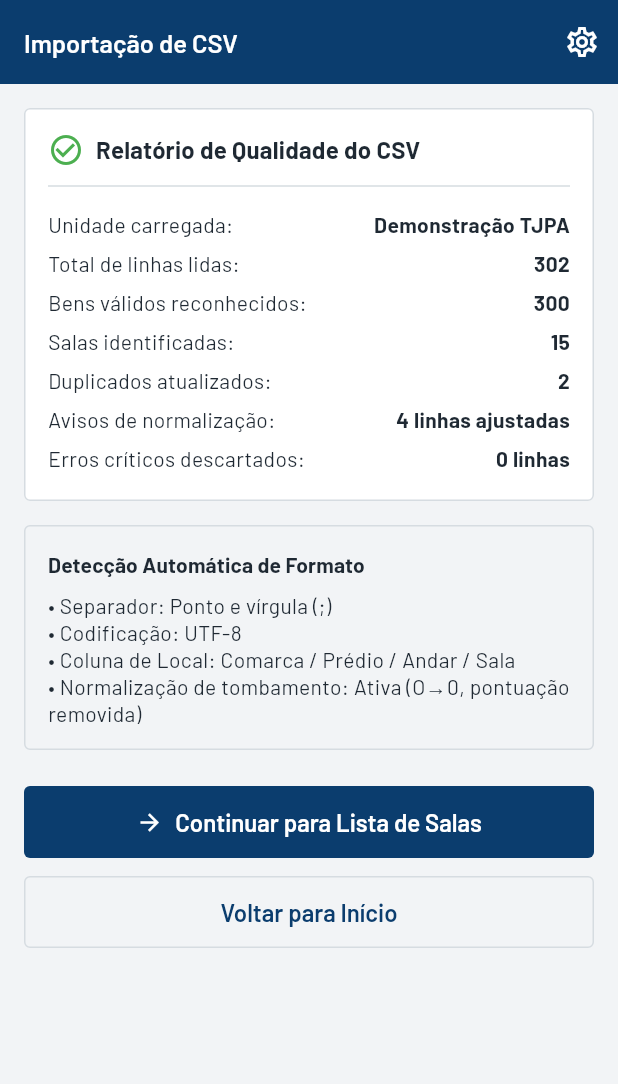
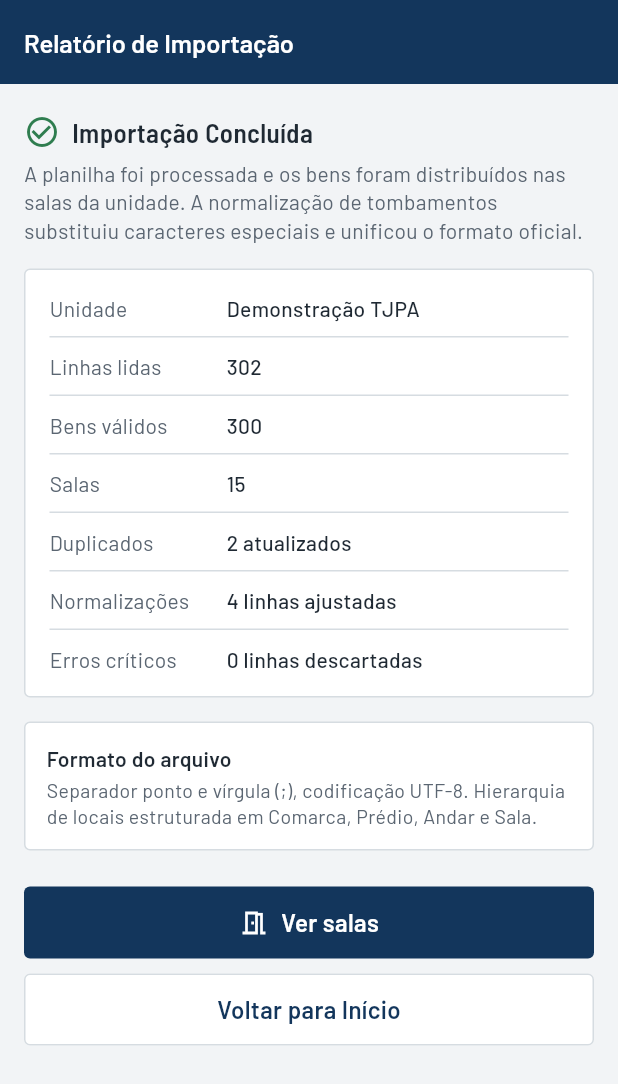
Before and after one commit to cyberchristian92/Tombox, a Flutter app: the ImportacaoScreen screen opened by its route, on a phone screen of 412 x 824 dp. Shown: the top 1084 px of the screen. Run offline on Flutter 3.47's test engine with Material 3 defaults, Android fonts, the phone set to English and light mode, and no system bars; our stand-ins replace camera, csv, drift, drift_flutter, file_picker, flutter_image_compress and 7 more; missing offline and left inert: cryptography, google_mlkit_barcode_scanning, google_mlkit_commons, google_mlkit_image_labeling, google_mlkit_text_recognition, nsd; accounts and stored records are empty; generated files the repository leaves out were written again.

Commit message:
app: revisão visual do bloco A

```diff
--- a/app/lib/data/importacao/importacao_service.dart
+++ b/app/lib/data/importacao/importacao_service.dart
@@ -3,6 +3,8 @@ import 'package:flutter_riverpod/flutter_riverpod.dart';
 import '../../domain/importacao/csv_importer.dart';
 import '../../domain/importacao/relatorio_importacao.dart';
 import '../local/database_provider.dart';
+import '../local/perfil_provider.dart';
+import '../local/queries_provider.dart';
 
 class ImportacaoState {
   final bool processando;
@@ -53,6 +55,10 @@ class ImportacaoService extends Notifier<ImportacaoState> {
         salasConferencia: dados.salas,
       );
 
+      // Define a unidade ativa e perfil de demonstração
+      ref.read(unidadeAtivaIdProvider.notifier).state = dados.unidade.id.value;
+      ref.read(perfilProvider.notifier).carregarPerfilDemonstracao();
+
       state = state.copyWith(
         processando: false,
         relatorioAtivo: dados.relatorio,
@@ -85,6 +91,9 @@ class ImportacaoService extends Notifier<ImportacaoState> {
         salasConferencia: dados.salas,
       );
 
+      // Define a unidade ativa
+      ref.read(unidadeAtivaIdProvider.notifier).state = dados.unidade.id.value;
+
       state = state.copyWith(
         processando: false,
         relatorioAtivo: dados.relatorio,
--- a/app/lib/features/importacao/screens/importacao_screen.dart
+++ b/app/lib/features/importacao/screens/importacao_screen.dart
@@ -1,7 +1,9 @@
 import 'package:flutter/material.dart';
 import 'package:flutter_riverpod/flutter_riverpod.dart';
 import 'package:go_router/go_router.dart';
-import '../../../core/widgets/app_scaffold.dart';
+import '../../../core/theme/app_tokens.dart';
+import '../../../core/widgets/botao_principal.dart';
+import '../../../core/widgets/lista_dados.dart';
 import '../../../data/importacao/importacao_service.dart';
 
 class ImportacaoScreen extends ConsumerWidget {
@@ -10,188 +12,144 @@ class ImportacaoScreen extends ConsumerWidget {
   @override
   Widget build(BuildContext context, WidgetRef ref) {
     final theme = Theme.of(context);
+    final isDark = theme.brightness == Brightness.dark;
     final importState = ref.watch(importacaoProvider);
     final relatorio = importState.relatorioAtivo;
 
-    return AppScaffold(
-      title: 'Importação de CSV',
-      body: SingleChildScrollView(
-        padding: const EdgeInsets.all(16.0),
+    final corFundoBloco = isDark ? AppTokens.brancoEscuro : AppTokens.branco;
+    final corBorda = isDark ? AppTokens.linhaEscura : AppTokens.linha;
+    final corTexto = isDark ? AppTokens.grafiteEscuro : AppTokens.grafite;
+    final corTextoSec = isDark ? AppTokens.cinzaEscuro : AppTokens.cinza;
+
+    final dadosResumo = <(String, String)>[
+      ('Unidade', relatorio?.unidadeNome ?? 'Demonstração TJPA'),
+      ('Linhas lidas', relatorio != null ? '${relatorio.totalLinhasLidas}' : '302'),
+      ('Bens válidos', relatorio != null ? '${relatorio.bensValidos}' : '300'),
+      ('Salas', relatorio != null ? '${relatorio.totalSalas}' : '15'),
+      ('Duplicados', relatorio != null ? '${relatorio.duplicadosAtualizados}' : '2 atualizados'),
+      ('Normalizações', relatorio != null ? '${relatorio.avisos.length} linhas ajustadas' : '4 linhas ajustadas'),
+      ('Erros críticos', relatorio != null ? '${relatorio.erros.length} linhas' : '0 linhas descartadas'),
+    ];
+
+    return Scaffold(
+      backgroundColor: isDark ? AppTokens.papelEscuro : AppTokens.papel,
+      appBar: AppBar(
+        title: const Text('Relatório de Importação'),
+        backgroundColor: isDark ? AppTokens.barraEscura : AppTokens.tinta,
+        foregroundColor: AppTokens.branco,
+      ),
+      body: SafeArea(
+        child: SingleChildScrollView(
+          padding: const EdgeInsets.symmetric(
+            horizontal: AppTokens.paddingLateral,
+            vertical: AppTokens.s20,
+          ),
           child: Column(
             crossAxisAlignment: CrossAxisAlignment.stretch,
             children: [
-            Card(
-              child: Padding(
-                padding: const EdgeInsets.all(16.0),
-                child: Column(
-                  crossAxisAlignment: CrossAxisAlignment.start,
-                  children: [
+              // Cabeçalho da Unidade e Qualidade
               Row(
+                crossAxisAlignment: CrossAxisAlignment.center,
                 children: [
                   Icon(
                     relatorio != null && relatorio.temErros
-                              ? Icons.warning_amber
+                        ? Icons.warning_amber_rounded
                         : Icons.check_circle_outline,
                     color: relatorio != null && relatorio.temErros
-                              ? Colors.orange
-                              : Colors.green,
+                        ? AppTokens.statusPendente
+                        : AppTokens.statusConferido,
+                    size: 24,
                   ),
                   const SizedBox(width: 8),
                   Text(
-                          'Relatório de Qualidade do CSV',
-                          style: theme.textTheme.titleMedium?.copyWith(
-                            fontWeight: FontWeight.bold,
+                    'Importação Concluída',
+                    style: TextStyle(
+                      fontFamily: AppTokens.fonteTitulo,
+                      fontSize: 18,
+                      fontWeight: FontWeight.w600,
+                      color: corTexto,
                     ),
                   ),
                 ],
               ),
-                    const Divider(height: 24),
-                    _buildReportRow(
-                      'Unidade carregada:',
-                      relatorio?.unidadeNome ?? 'Demonstração TJPA',
+              const SizedBox(height: 6),
+              Text(
+                'A planilha foi processada e os bens foram distribuídos nas salas da unidade. A normalização de tombamentos substituiu caracteres especiais e unificou o formato oficial.',
+                style: TextStyle(
+                  fontFamily: AppTokens.fontePadrao,
+                  fontSize: 14,
+                  color: corTextoSec,
+                  height: 1.35,
                 ),
-                    _buildReportRow(
-                      'Total de linhas lidas:',
-                      relatorio != null ? '${relatorio.totalLinhasLidas}' : '302',
               ),
-                    _buildReportRow(
-                      'Bens válidos reconhecidos:',
-                      relatorio != null ? '${relatorio.bensValidos}' : '300',
+
+              const SizedBox(height: 16),
+
+              // Bloco de Dados com ListaDados v2
+              Container(
+                decoration: BoxDecoration(
+                  color: corFundoBloco,
+                  borderRadius: BorderRadius.circular(AppTokens.raioBloco),
+                  border: Border.all(color: corBorda, width: 1),
                 ),
-                    _buildReportRow(
-                      'Salas identificadas:',
-                      relatorio != null ? '${relatorio.totalSalas}' : '15',
+                padding: const EdgeInsets.symmetric(horizontal: 16, vertical: 6),
+                child: ListaDados(dados: dadosResumo),
               ),
-                    _buildReportRow(
-                      'Duplicados atualizados:',
-                      relatorio != null ? '${relatorio.duplicadosAtualizados}' : '2',
+
+              const SizedBox(height: 16),
+
+              // Texto corrido de formato detectado
+              Container(
+                padding: const EdgeInsets.all(14),
+                decoration: BoxDecoration(
+                  color: corFundoBloco,
+                  borderRadius: BorderRadius.circular(AppTokens.raioBloco),
+                  border: Border.all(color: corBorda, width: 1),
                 ),
-                    _buildReportRow(
-                      'Avisos de normalização:',
-                      relatorio != null ? '${relatorio.avisos.length} linhas' : '4 linhas ajustadas',
+                child: Column(
+                  crossAxisAlignment: CrossAxisAlignment.start,
+                  children: [
+                    Text(
+                      'Formato do arquivo',
+                      style: TextStyle(
+                        fontFamily: AppTokens.fontePadrao,
+                        fontSize: 14,
+                        fontWeight: FontWeight.w600,
+                        color: corTexto,
                       ),
-                    _buildReportRow(
-                      'Erros críticos descartados:',
-                      relatorio != null ? '${relatorio.erros.length} linhas' : '0 linhas',
+                    ),
+                    const SizedBox(height: 4),
+                    Text(
+                      'Separador ${relatorio?.separadorDetectado == '\t' ? 'por tabulação' : 'ponto e vírgula (;)'}, codificação ${relatorio?.codificacaoDetectada ?? 'UTF-8'}. Hierarquia de locais estruturada em Comarca, Prédio, Andar e Sala.',
+                      style: TextStyle(
+                        fontFamily: AppTokens.fontePadrao,
+                        fontSize: 13,
+                        color: corTextoSec,
+                        height: 1.3,
+                      ),
+                    ),
+                  ],
+                ),
+              ),
+
+              const SizedBox(height: 24),
+
+              // Botões v2 sem setas
+              BotaoPrincipal(
+                texto: 'Ver salas',
+                icone: Icons.meeting_room_outlined,
+                onPressed: () => context.go('/locais'),
+              ),
+              const SizedBox(height: 10),
+              BotaoPrincipal(
+                texto: 'Voltar para Início',
+                secundario: true,
+                onPressed: () => context.go('/'),
               ),
             ],
           ),
         ),
       ),
-            const SizedBox(height: 16),
-            Card(
-              color: theme.colorScheme.surfaceContainerHighest,
-              child: Padding(
-                padding: const EdgeInsets.all(16.0),
-                child: Column(
-                  crossAxisAlignment: CrossAxisAlignment.start,
-                  children: [
-                    Text(
-                      'Detecção Automática de Formato',
-                      style: theme.textTheme.titleSmall?.copyWith(
-                        fontWeight: FontWeight.bold,
-                      ),
-                    ),
-                    const SizedBox(height: 8),
-                    Text('• Separador: ${relatorio?.separadorDetectado == '\t' ? 'Tabulação' : relatorio?.separadorDetectado ?? 'Ponto e vírgula (;)'}'),
-                    Text('• Codificação: ${relatorio?.codificacaoDetectada ?? 'UTF-8'}'),
-                    const Text('• Coluna de Local: Comarca / Prédio / Andar / Sala'),
-                    const Text('• Normalização de tombamento: Ativa (O→0, pontuação removida)'),
-                  ],
-                ),
-              ),
-            ),
-            if (relatorio != null && relatorio.itens.isNotEmpty) ...[
-              const SizedBox(height: 16),
-              Card(
-                child: Padding(
-                  padding: const EdgeInsets.all(16.0),
-                  child: Column(
-                    crossAxisAlignment: CrossAxisAlignment.start,
-                    children: [
-                      Text(
-                        'Detalhes e Ocorrências nas Linhas',
-                        style: theme.textTheme.titleSmall?.copyWith(
-                          fontWeight: FontWeight.bold,
-                        ),
-                      ),
-                      const SizedBox(height: 8),
-                      ...relatorio.itens.take(10).map((item) {
-                        final isErro = item.tipo == 'ERRO';
-                        return Padding(
-                          padding: const EdgeInsets.symmetric(vertical: 4.0),
-                          child: Row(
-                            crossAxisAlignment: CrossAxisAlignment.start,
-                            children: [
-                              Container(
-                                padding: const EdgeInsets.symmetric(horizontal: 6, vertical: 2),
-                                decoration: BoxDecoration(
-                                  color: isErro ? Colors.red.withAlpha(40) : Colors.amber.withAlpha(40),
-                                  borderRadius: BorderRadius.circular(4),
-                                ),
-                                child: Text(
-                                  'Linha ${item.linha}',
-                                  style: TextStyle(
-                                    fontSize: 12,
-                                    fontWeight: FontWeight.bold,
-                                    color: isErro ? Colors.red : Colors.orange.shade800,
-                                  ),
-                                ),
-                              ),
-                              const SizedBox(width: 8),
-                              Expanded(
-                                child: Text(
-                                  item.mensagem,
-                                  style: const TextStyle(fontSize: 13),
-                                ),
-                              ),
-                            ],
-                          ),
-                        );
-                      }),
-                      if (relatorio.itens.length > 10)
-                        Padding(
-                          padding: const EdgeInsets.only(top: 8.0),
-                          child: Text(
-                            '... e mais ${relatorio.itens.length - 10} ocorrências verificadas com sucesso.',
-                            style: const TextStyle(fontSize: 12, fontStyle: FontStyle.italic),
-                          ),
-                        ),
-                    ],
-                  ),
-                ),
-              ),
-            ],
-            const SizedBox(height: 24),
-            ElevatedButton.icon(
-              icon: const Icon(Icons.arrow_forward),
-              label: const Text('Continuar para Lista de Salas'),
-              onPressed: () => context.push('/salas'),
-            ),
-            const SizedBox(height: 12),
-            OutlinedButton(
-              child: const Text('Voltar para Início'),
-              onPressed: () => context.go('/'),
-            ),
-          ],
-        ),
-      ),
-    );
-  }
-
-  Widget _buildReportRow(String label, String value) {
-    return Padding(
-      padding: const EdgeInsets.symmetric(vertical: 4.0),
-      child: Row(
-        mainAxisAlignment: MainAxisAlignment.spaceBetween,
-        children: [
-          Text(label, style: const TextStyle(fontSize: 14)),
-          Text(
-            value,
-            style: const TextStyle(fontSize: 14, fontWeight: FontWeight.bold),
-          ),
-        ],
-      ),
     );
   }
 }
```
Also changed, not shown: app/lib/core/widgets/abas.dart (+12 -10 lines), app/lib/data/local/perfil_provider.dart (+10 -2 lines), app/lib/features/conferencia/pipeline/camera_pipeline.dart (+6 -2 lines), app/lib/features/inicio/screens/inicio_screen.dart (+11 -7 lines), 13 other files. Lines whose indentation alone changed are shown as unchanged.
